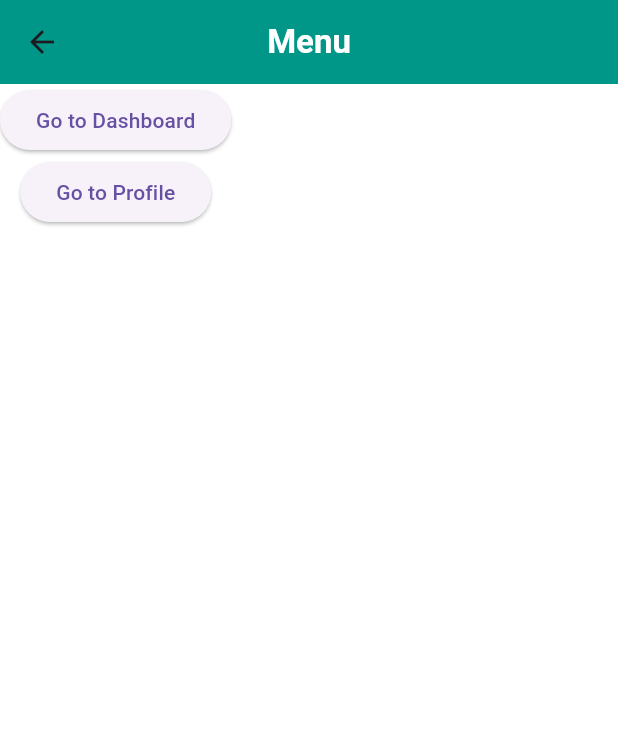
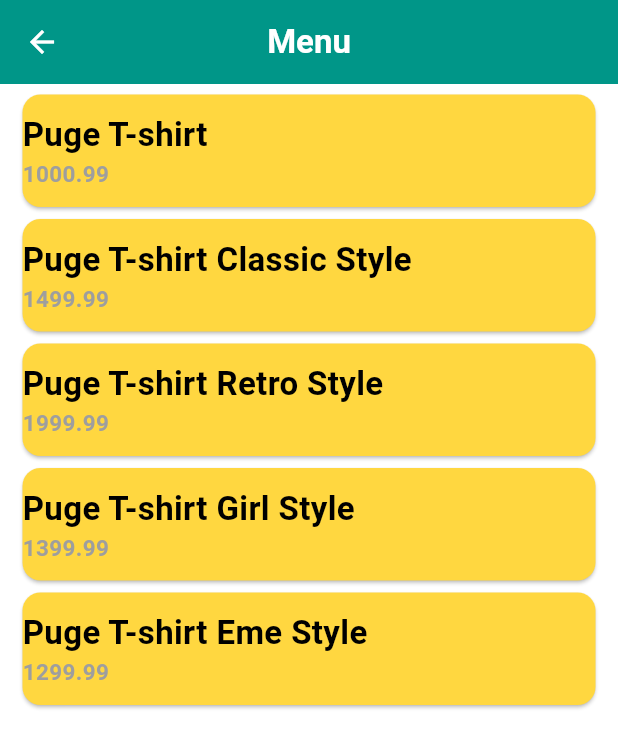
Before and after one commit to Franze18/PVS, a Flutter app: the Dashboard screen opened directly, after a tap on "Go to Menu", on a phone screen of 412 x 824 dp. Shown: the top 748 px of the screen. Run offline on Flutter 3.47's test engine with Material 3 defaults, Android fonts, the phone set to English and light mode, and no system bars.

Commit message:
added products to menu

```diff
--- a/lib/main.dart
+++ b/lib/main.dart
@@ -4,6 +4,7 @@ import 'package:untitled/pages/dashboard.dart';
 import 'package:untitled/pages/menu.dart';
 
 void main() => runApp(MaterialApp(
+  initialRoute: '/menu',
   routes: {
     '/' : (context) => Dashboard(),
     '/menu' : (context) => Menu(),
--- a/lib/pages/menu.dart
+++ b/lib/pages/menu.dart
@@ -1,4 +1,6 @@
 import 'package:flutter/material.dart';
+import 'package:untitled/services/product.dart';
+import 'package:untitled/services/menuCard.dart';
 
 class Menu extends StatefulWidget {
   const Menu({super.key});
@@ -8,6 +10,14 @@ class Menu extends StatefulWidget {
 }
 
 class _MenuState extends State<Menu> {
+  List products = <Product>[
+    Product(productName: "Puge T-shirt", price: 1000.99),
+    Product(productName: "Puge T-shirt Classic Style", price: 1499.99),
+    Product(productName: "Puge T-shirt Retro Style", price: 1999.99),
+    Product(productName: "Puge T-shirt Girl Style", price: 1399.99),
+    Product(productName: "Puge T-shirt Eme Style", price: 1299.99),
+  ];
+
   @override
   Widget build(BuildContext context) {
     return Scaffold(
@@ -17,24 +27,13 @@ class _MenuState extends State<Menu> {
           style: TextStyle(color: Colors.white, fontWeight: FontWeight.bold),
         ),
         backgroundColor: Colors.teal,
+        foregroundColor: Colors.white,
         centerTitle: true,
       ),
-      body: Container(
+      body: Padding(
+        padding: EdgeInsets.all(3.0),
         child: Column(
-          children: [
-            ElevatedButton(
-              onPressed: (){
-                Navigator.pushNamed(context,'/');
-              },
-              child: Text('Go to Dashboard'),
-            ),
-            ElevatedButton(
-              onPressed: (){
-                Navigator.pushNamed(context,'/profile');
-              },
-              child: Text('Go to Profile'),
-            ),
-          ],
+          children: products.map((product) => Menucard(product: product)).toList(),
         ),
       ),
     );
--- /dev/null
+++ b/lib/services/menuCard.dart
@@ -0,0 +1,30 @@
+import 'package:flutter/material.dart';
+import 'package:untitled/services/product.dart';
+
+class Menucard extends StatelessWidget {
+  final Product product;
+
+  Menucard({required this.product});
+
+  @override
+  Widget build(BuildContext context) {
+    return Padding(
+      padding: const EdgeInsets.only(left: 8.0, right: 8.0),
+      child: Card(
+        color: Colors.amberAccent,
+        child: SizedBox(
+          height: 75,
+          width: 500,
+          child: Column(
+            mainAxisAlignment: MainAxisAlignment.center,
+            crossAxisAlignment: CrossAxisAlignment.start,
+            children: <Widget>[
+              Text(product.productName, style: TextStyle(color: Colors.black, fontSize: 22, fontWeight: FontWeight.bold)),
+              Text("${product.price}", style: TextStyle(color: Colors.grey, fontSize: 15, fontWeight: FontWeight.bold)),
+            ],
+          ),
+        ),
+      ),
+    );
+  }
+}
--- /dev/null
+++ b/lib/services/product.dart
@@ -0,0 +1,6 @@
+class Product{
+  String productName;
+  double price;
+
+  Product({required this.productName, required this.price});
+}
```
